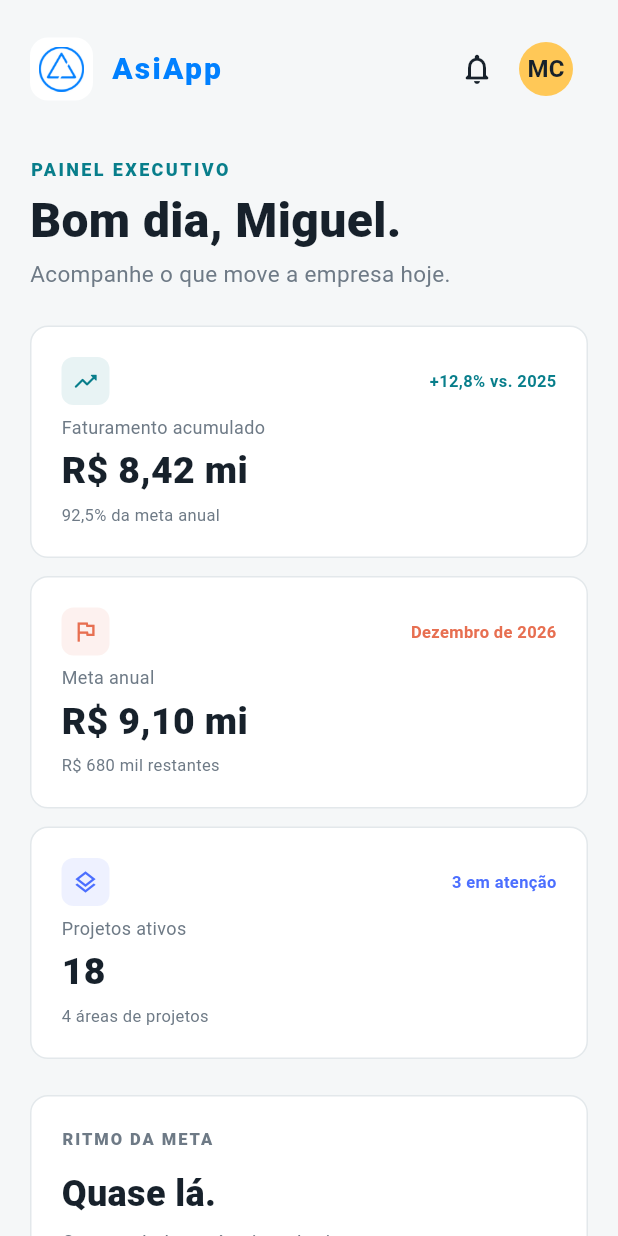
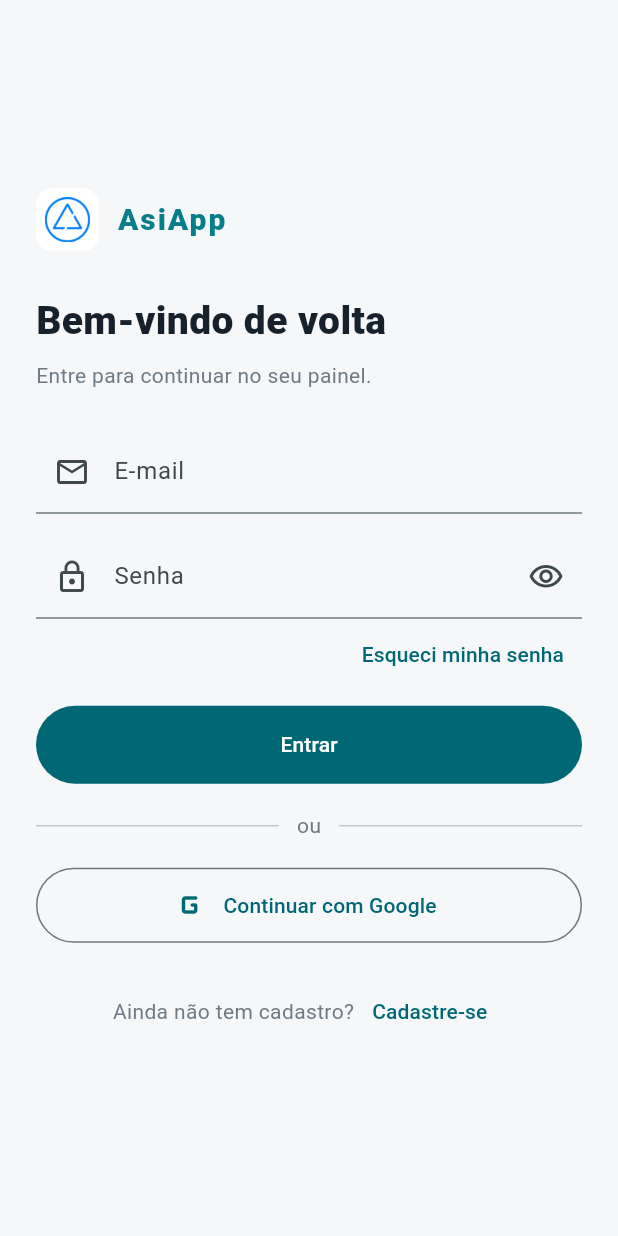
Before and after one commit to miguelcortez1105/AsiApp, a Flutter app: the screen it shows after launch, on a phone screen of 412 x 824 dp. Run offline on Flutter 3.47's test engine with Material 3 defaults, Android fonts, the phone set to English and light mode, and no system bars; Roboto replaces fonts that are missing (Arial).

Commit message:
feat: Adiciona tela de login e cadastro inicial

```diff
--- /dev/null
+++ b/lib/login_page.dart
@@ -0,0 +1,447 @@
+import 'package:flutter/material.dart';
+
+import 'home_page.dart';
+
+const _ink = Color(0xFF17212B);
+const _muted = Color(0xFF6E7A86);
+const _paper = Color(0xFFF5F7F8);
+const _teal = Color(0xFF087E8B);
+const _coral = Color(0xFFE76F51);
+const _corporateDomain = '@asimovjr.com.br';
+
+class _Account {
+  const _Account({required this.password, required this.role});
+
+  final String password;
+  final String role;
+}
+
+class LoginPage extends StatefulWidget {
+  const LoginPage({super.key});
+
+  @override
+  State<LoginPage> createState() => _LoginPageState();
+}
+
+class _LoginPageState extends State<LoginPage> {
+  final _formKey = GlobalKey<FormState>();
+  final _emailController = TextEditingController();
+  final _passwordController = TextEditingController();
+  final _nameController = TextEditingController();
+  final _confirmPasswordController = TextEditingController();
+  final Map<String, _Account> _accounts = {};
+  bool _isSignUp = false;
+  bool _obscurePassword = true;
+  bool _obscureConfirmation = true;
+
+  @override
+  void dispose() {
+    _emailController.dispose();
+    _passwordController.dispose();
+    _nameController.dispose();
+    _confirmPasswordController.dispose();
+    super.dispose();
+  }
+
+  String? _required(String? value, String label) {
+    if (value == null || value.trim().isEmpty) return 'Informe seu $label.';
+    return null;
+  }
+
+  String? _emailValidator(String? value) {
+    final required = _required(value, 'e-mail');
+    if (required != null) return required;
+    final email = value!.trim().toLowerCase();
+    if (!RegExp(r'^[^@\s]+@[^@\s]+\.[^@\s]+$').hasMatch(email)) {
+      return 'Digite um e-mail válido.';
+    }
+    if (_isSignUp && !email.endsWith(_corporateDomain)) {
+      return 'Use seu e-mail corporativo @asimovjr.com.br.';
+    }
+    return null;
+  }
+
+  String? _passwordValidator(String? value) {
+    final required = _required(value, 'senha');
+    if (required != null) return required;
+    if (value!.length < 6) return 'A senha deve ter pelo menos 6 caracteres.';
+    return null;
+  }
+
+  void _submit() {
+    if (!_formKey.currentState!.validate()) return;
+    final email = _emailController.text.trim().toLowerCase();
+
+    if (_isSignUp) {
+      if (_accounts.containsKey(email)) {
+        _showMessage('Este e-mail já possui cadastro.');
+        return;
+      }
+      _accounts[email] = _Account(
+        password: _passwordController.text,
+        role: 'Membro',
+      );
+      setState(() => _isSignUp = false);
+      _passwordController.clear();
+      _confirmPasswordController.clear();
+      _showMessage('Cadastro criado como Membro. Faça seu login.');
+      return;
+    }
+
+    final account = _accounts[email];
+    if (account == null || account.password != _passwordController.text) {
+      _showMessage('E-mail ou senha incorretos.');
+      return;
+    }
+    _openHome();
+  }
+
+  void _loginWithGoogle() {
+    final email = _emailController.text.trim().toLowerCase();
+    if (email.isEmpty) {
+      _showMessage('Informe seu e-mail para continuar com o Google.');
+      return;
+    }
+    if (_accounts.containsKey(email)) {
+      _openHome();
+    } else {
+      _showMessage(
+        'O login com Google é válido apenas para e-mails cadastrados.',
+      );
+    }
+  }
+
+  void _openHome() {
+    Navigator.of(context).pushReplacement(
+      MaterialPageRoute<void>(builder: (_) => const HomePage()),
+    );
+  }
+
+  void _showMessage(String message) {
+    ScaffoldMessenger.of(context)
+      ..hideCurrentSnackBar()
+      ..showSnackBar(SnackBar(content: Text(message)));
+  }
+
+  void _showForgotPassword() {
+    final controller = TextEditingController(text: _emailController.text);
+    showDialog<void>(
+      context: context,
+      builder: (context) => AlertDialog(
+        title: const Text('Recuperar senha'),
+        content: TextField(
+          controller: controller,
+          keyboardType: TextInputType.emailAddress,
+          decoration: const InputDecoration(labelText: 'E-mail corporativo'),
+        ),
+        actions: [
+          TextButton(
+            onPressed: () => Navigator.pop(context),
+            child: const Text('Cancelar'),
+          ),
+          FilledButton(
+            onPressed: () {
+              Navigator.pop(context);
+              _showMessage(
+                'Se o e-mail estiver cadastrado, enviaremos as instruções.',
+              );
+            },
+            child: const Text('Enviar'),
+          ),
+        ],
+      ),
+    ).then((_) => controller.dispose());
+  }
+
+  @override
+  Widget build(BuildContext context) {
+    return Scaffold(
+      backgroundColor: _paper,
+      body: SafeArea(
+        child: LayoutBuilder(
+          builder: (context, constraints) {
+            final isWide = constraints.maxWidth >= 900;
+            return SingleChildScrollView(
+              padding: EdgeInsets.symmetric(
+                horizontal: isWide ? 64 : 24,
+                vertical: 24,
+              ),
+              child: ConstrainedBox(
+                constraints: BoxConstraints(
+                  minHeight: constraints.maxHeight - 48,
+                ),
+                child: Center(
+                  child: ConstrainedBox(
+                    constraints: const BoxConstraints(maxWidth: 1060),
+                    child: isWide ? _buildWideLayout() : _buildFormPanel(),
+                  ),
+                ),
+              ),
+            );
+          },
+        ),
+      ),
+    );
+  }
+
+  Widget _buildWideLayout() => Row(
+    crossAxisAlignment: CrossAxisAlignment.center,
+    children: [
+      Expanded(child: _buildIntro()),
+      const SizedBox(width: 72),
+      SizedBox(width: 410, child: _buildFormPanel()),
+    ],
+  );
+
+  Widget _buildIntro() => Column(
+    crossAxisAlignment: CrossAxisAlignment.start,
+    mainAxisSize: MainAxisSize.min,
+    children: [
+      Container(
+        width: 64,
+        height: 64,
+        padding: const EdgeInsets.all(9),
+        decoration: BoxDecoration(
+          color: Colors.white,
+          borderRadius: BorderRadius.circular(16),
+        ),
+        child: Image.asset('assets/logo.png', fit: BoxFit.contain),
+      ),
+      const SizedBox(height: 28),
+      const Text(
+        'AsiApp',
+        style: TextStyle(
+          color: _teal,
+          fontSize: 30,
+          fontWeight: FontWeight.w800,
+          letterSpacing: 1.5,
+        ),
+      ),
+      const SizedBox(height: 16),
+      Text(
+        _isSignUp
+            ? 'Seu próximo passo começa aqui.'
+            : 'Decisões melhores começam com clareza.',
+        style: const TextStyle(
+          color: _ink,
+          fontSize: 38,
+          height: 1.08,
+          fontWeight: FontWeight.w800,
+        ),
+      ),
+      const SizedBox(height: 18),
+      const Text(
+        'Acesse o painel executivo da Asimov e acompanhe o que move o negócio.',
+        style: TextStyle(color: _muted, fontSize: 16, height: 1.5),
+      ),
+      const SizedBox(height: 28),
+      Wrap(
+        crossAxisAlignment: WrapCrossAlignment.center,
+        spacing: 10,
+        children: [
+          Container(
+            width: 8,
+            height: 8,
+            decoration: const BoxDecoration(
+              color: _coral,
+              shape: BoxShape.circle,
+            ),
+          ),
+          const Text(
+            'Ambiente exclusivo para o time Asimov',
+            style: TextStyle(color: _muted, fontSize: 13),
+          ),
+        ],
+      ),
+    ],
+  );
+
+  Widget _buildFormPanel() => Form(
+    key: _formKey,
+    child: Column(
+      crossAxisAlignment: CrossAxisAlignment.stretch,
+      children: [
+        if (MediaQuery.sizeOf(context).width < 900) ...[
+          _buildMobileBrand(),
+          const SizedBox(height: 28),
+        ],
+        Text(
+          _isSignUp ? 'Criar cadastro' : 'Bem-vindo de volta',
+          style: const TextStyle(
+            color: _ink,
+            fontSize: 26,
+            fontWeight: FontWeight.w800,
+          ),
+        ),
+        const SizedBox(height: 8),
+        Text(
+          _isSignUp
+              ? 'Use seu e-mail corporativo para entrar no time.'
+              : 'Entre para continuar no seu painel.',
+          style: const TextStyle(color: _muted, fontSize: 14),
+        ),
+        const SizedBox(height: 26),
+        if (_isSignUp) ...[
+          _field(
+            _nameController,
+            'Nome',
+            Icons.person_outline,
+            validator: (value) => _required(value, 'nome'),
+          ),
+          const SizedBox(height: 14),
+        ],
+        _field(
+          _emailController,
+          'E-mail',
+          Icons.mail_outline,
+          keyboardType: TextInputType.emailAddress,
+          validator: _emailValidator,
+        ),
+        const SizedBox(height: 14),
+        _field(
+          _passwordController,
+          'Senha',
+          Icons.lock_outline,
+          obscureText: _obscurePassword,
+          validator: _passwordValidator,
+          suffix: IconButton(
+            tooltip: 'Mostrar senha',
+            onPressed: () =>
+                setState(() => _obscurePassword = !_obscurePassword),
+            icon: Icon(
+              _obscurePassword
+                  ? Icons.visibility_outlined
+                  : Icons.visibility_off_outlined,
+            ),
+          ),
+        ),
+        if (_isSignUp) ...[
+          const SizedBox(height: 14),
+          _field(
+            _confirmPasswordController,
+            'Confirmar senha',
+            Icons.lock_outline,
+            obscureText: _obscureConfirmation,
+            validator: (value) {
+              if (value != _passwordController.text) {
+                return 'As senhas precisam ser iguais.';
+              }
+              return null;
+            },
+            suffix: IconButton(
+              tooltip: 'Mostrar confirmação',
+              onPressed: () =>
+                  setState(() => _obscureConfirmation = !_obscureConfirmation),
+              icon: Icon(
+                _obscureConfirmation
+                    ? Icons.visibility_outlined
+                    : Icons.visibility_off_outlined,
+              ),
+            ),
+          ),
+        ],
+        if (!_isSignUp)
+          Align(
+            alignment: Alignment.centerRight,
+            child: TextButton(
+              onPressed: _showForgotPassword,
+              child: const Text('Esqueci minha senha'),
+            ),
+          ),
+        const SizedBox(height: 10),
+        SizedBox(
+          height: 52,
+          child: FilledButton(
+            onPressed: _submit,
+            child: Text(_isSignUp ? 'Criar cadastro' : 'Entrar'),
+          ),
+        ),
+        if (!_isSignUp) ...[
+          const SizedBox(height: 18),
+          Row(
+            children: [
+              const Expanded(child: Divider()),
+              Padding(
+                padding: const EdgeInsets.symmetric(horizontal: 12),
+                child: Text('ou', style: TextStyle(color: _muted)),
+              ),
+              const Expanded(child: Divider()),
+            ],
+          ),
+          const SizedBox(height: 18),
+          SizedBox(
+            height: 50,
+            child: OutlinedButton.icon(
+              onPressed: _loginWithGoogle,
+              icon: const Icon(Icons.g_mobiledata_rounded, size: 28),
+              label: const Text('Continuar com Google'),
+            ),
+          ),
+        ],
+        const SizedBox(height: 22),
+        Wrap(
+          alignment: WrapAlignment.center,
+          crossAxisAlignment: WrapCrossAlignment.center,
+          children: [
+            Text(
+              _isSignUp ? 'Já tem uma conta?' : 'Ainda não tem cadastro?',
+              style: const TextStyle(color: _muted),
+            ),
+            TextButton(
+              onPressed: () => setState(() {
+                _isSignUp = !_isSignUp;
+                _formKey.currentState?.reset();
+              }),
+              child: Text(_isSignUp ? 'Entrar' : 'Cadastre-se'),
+            ),
+          ],
+        ),
+      ],
+    ),
+  );
+
+  Widget _buildMobileBrand() => Row(
+    children: [
+      Container(
+        width: 42,
+        height: 42,
+        padding: const EdgeInsets.all(6),
+        decoration: BoxDecoration(
+          color: Colors.white,
+          borderRadius: BorderRadius.circular(11),
+        ),
+        child: Image.asset('assets/logo.png'),
+      ),
+      const SizedBox(width: 12),
+      const Text(
+        'AsiApp',
+        style: TextStyle(
+          color: _teal,
+          fontSize: 20,
+          fontWeight: FontWeight.w800,
+          letterSpacing: 1.3,
+        ),
+      ),
+    ],
+  );
+
+  Widget _field(
+    TextEditingController controller,
+    String label,
+    IconData icon, {
+    String? Function(String?)? validator,
+    TextInputType? keyboardType,
+    bool obscureText = false,
+    Widget? suffix,
+  }) => TextFormField(
+    controller: controller,
+    validator: validator,
+    keyboardType: keyboardType,
+    obscureText: obscureText,
+    decoration: InputDecoration(
+      labelText: label,
+      prefixIcon: Icon(icon),
+      suffixIcon: suffix,
+    ),
+  );
+}
--- a/lib/main.dart
+++ b/lib/main.dart
@@ -1,5 +1,5 @@
 import 'package:flutter/material.dart';
-import 'home_page.dart';
+import 'login_page.dart';
 
 void main() {
   runApp(const MyApp());
@@ -18,7 +18,7 @@ class MyApp extends StatelessWidget {
         scaffoldBackgroundColor: const Color(0xFFF5F7F8),
         fontFamily: 'Arial',
       ),
-      home: const HomePage(),
+      home: const LoginPage(),
     );
   }
 }
```
Also changed, not shown: 1 other file.
